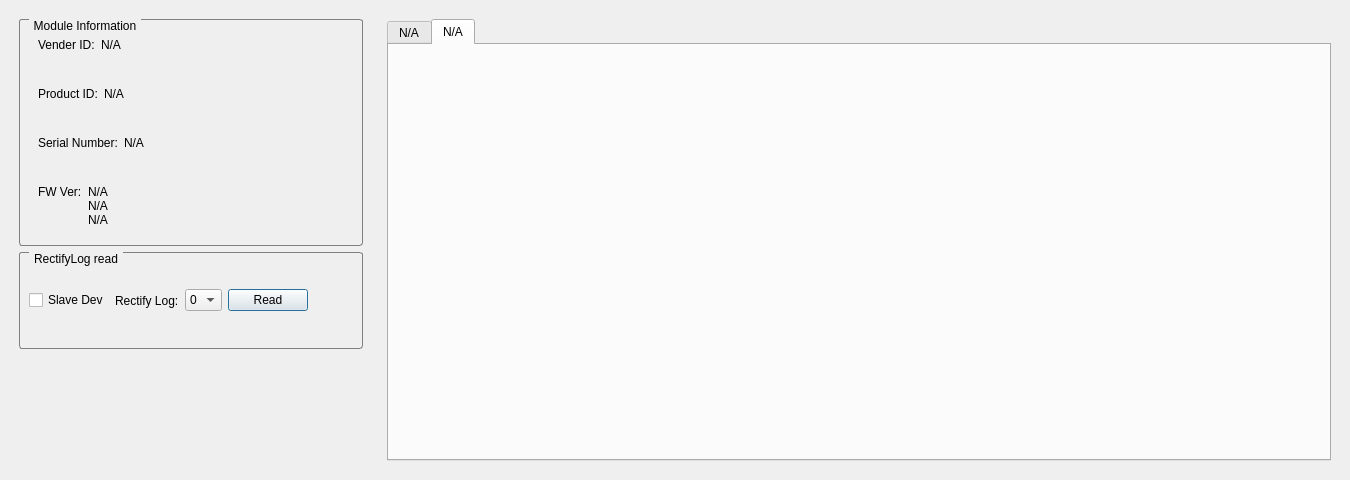
Before: the Qt Designer form DMPreview/view/CVideoDeviceDialog.ui in eYs3D/HD-DM-Linux-SDK-Release, drawn with Qt 5.
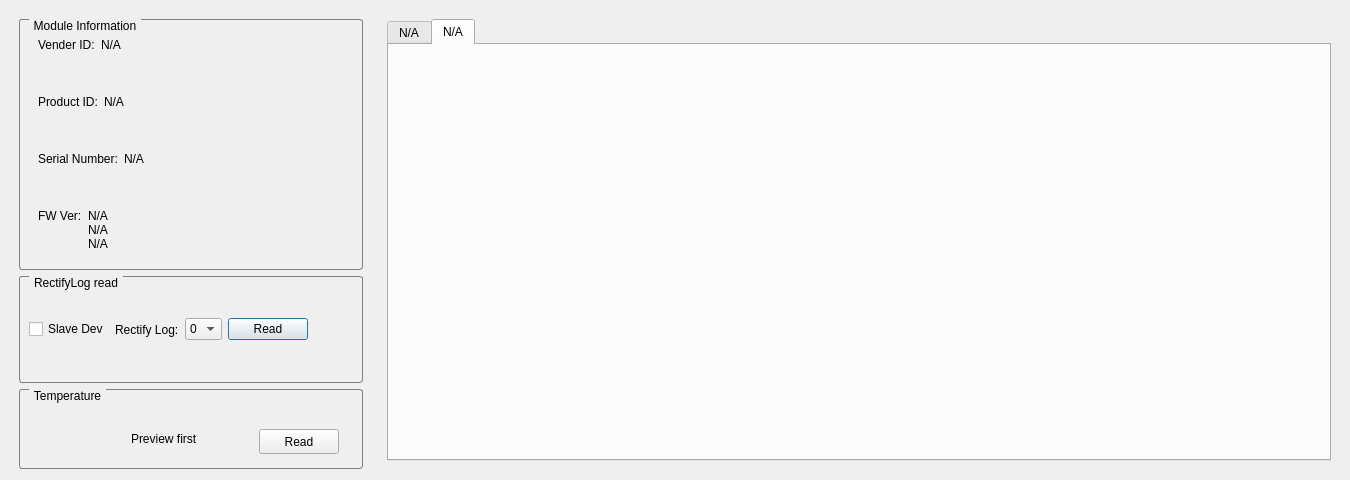
After: the same form once the commit is applied.

The edit to the form file:
```diff
--- a/DMPreview/view/CVideoDeviceDialog.ui
+++ b/DMPreview/view/CVideoDeviceDialog.ui
@@ -499,20 +499,67 @@
        </widget>
       </item>
       <item>
-       <spacer name="verticalSpacer">
-        <property name="orientation">
-         <enum>Qt::Vertical</enum>
-        </property>
-        <property name="sizeType">
-         <enum>QSizePolicy::Expanding</enum>
-        </property>
-        <property name="sizeHint" stdset="0">
+       <widget class="QGroupBox" name="groupBox_temperature">
+        <property name="minimumSize">
          <size>
-          <width>20</width>
-          <height>120</height>
+          <width>344</width>
+          <height>80</height>
          </size>
         </property>
-       </spacer>
+        <property name="title">
+         <string>Temperature</string>
+        </property>
+        <property name="flat">
+         <bool>false</bool>
+        </property>
+        <property name="checkable">
+         <bool>false</bool>
+        </property>
+        <widget class="QLabel" name="label_temperature">
+         <property name="enabled">
+          <bool>true</bool>
+         </property>
+         <property name="geometry">
+          <rect>
+           <x>111</x>
+           <y>40</y>
+           <width>131</width>
+           <height>20</height>
+          </rect>
+         </property>
+         <property name="text">
+          <string>Preview first</string>
+         </property>
+         <property name="textFormat">
+          <enum>Qt::PlainText</enum>
+         </property>
+         <property name="wordWrap">
+          <bool>false</bool>
+         </property>
+         <property name="indent">
+          <number>1</number>
+         </property>
+        </widget>
+        <widget class="QPushButton" name="pushButton_temperature">
+         <property name="geometry">
+          <rect>
+           <x>240</x>
+           <y>40</y>
+           <width>80</width>
+           <height>25</height>
+          </rect>
+         </property>
+         <property name="sizePolicy">
+          <sizepolicy hsizetype="Fixed" vsizetype="Fixed">
+           <horstretch>1</horstretch>
+           <verstretch>0</verstretch>
+          </sizepolicy>
+         </property>
+         <property name="text">
+          <string>Read</string>
+         </property>
+        </widget>
+       </widget>
       </item>
      </layout>
     </widget>
```
